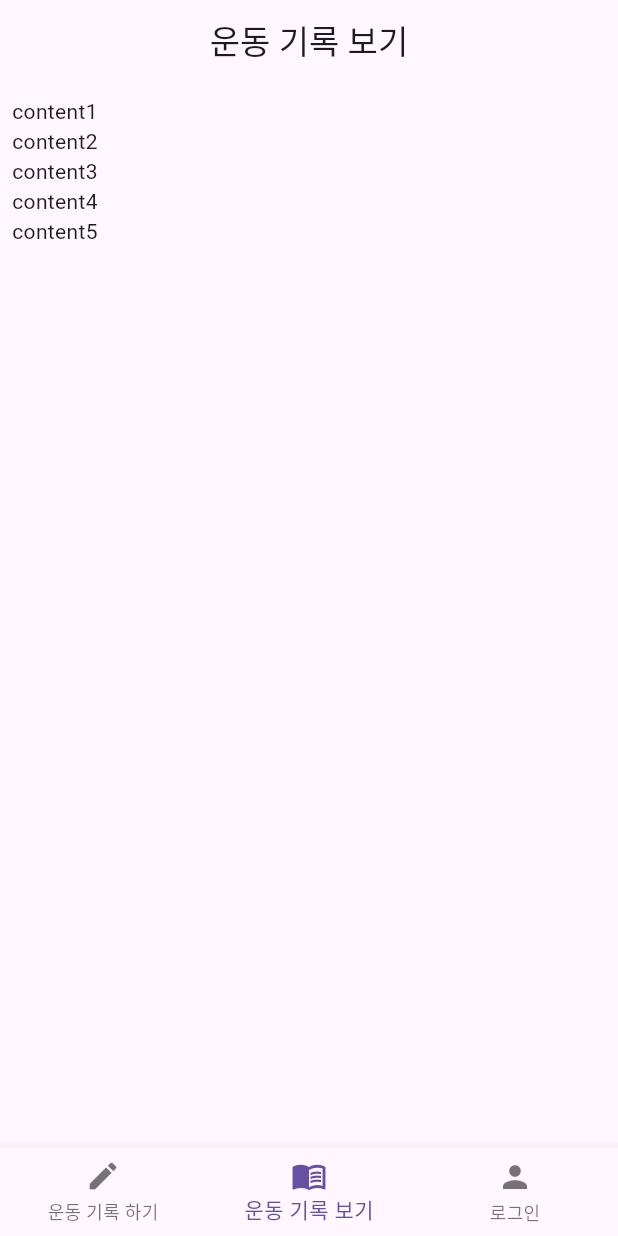
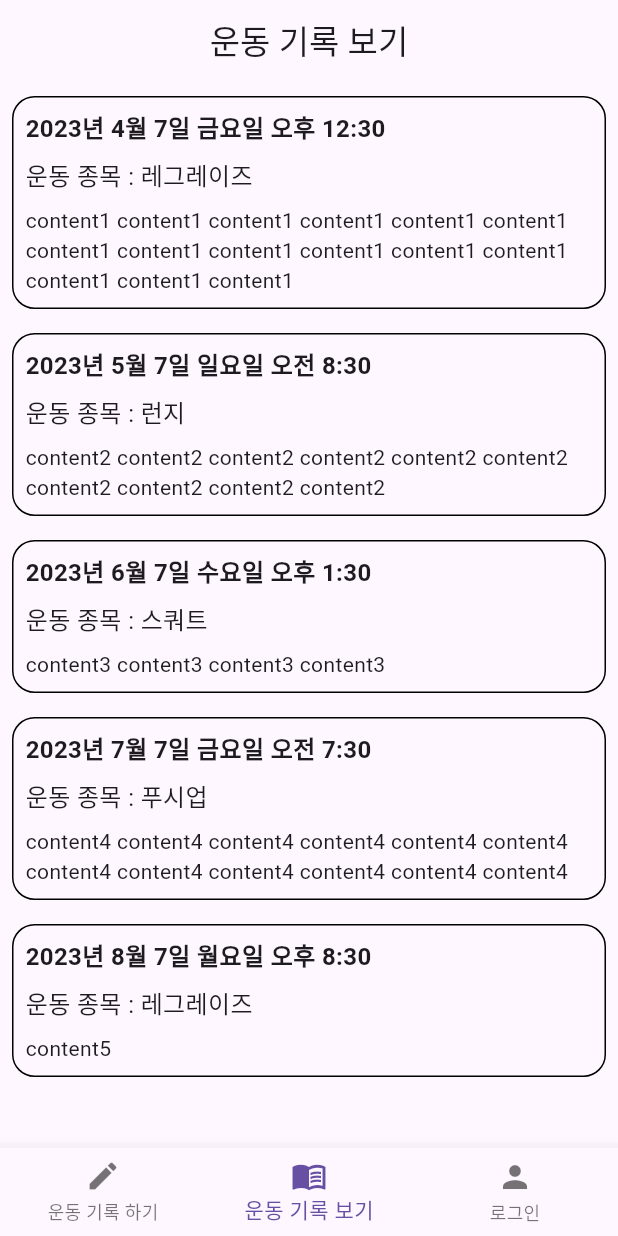
Before and after one commit to betrider/fittrix, a Flutter app: the RecordViewScreen screen opened by its route, on a phone screen of 412 x 824 dp. Run offline on Flutter 3.47's test engine with Material 2 defaults, Android fonts, the phone set to English and light mode, and no system bars; our stand-ins replace equatable, flutter_riverpod, fluttertoast, go_router, video_player; network calls fail.

Commit message:
intl 추가 및 record 등록 페이지 추가

```diff
--- a/lib/providers/record_provider.dart
+++ b/lib/providers/record_provider.dart
@@ -15,7 +15,7 @@ class RecordNotifier extends AsyncNotifier<List<Record>> {
     return ref.read(recordRepositoryProvider).searchRecords();
   }
 
-  void addRecord(Record record) async{
+  Future<void> addRecord(Record record) async{
     state = const AsyncValue.loading();
     try {
       var result = await ref.read(recordRepositoryProvider).addRecord(record);
--- a/lib/repositories/record_repository.dart
+++ b/lib/repositories/record_repository.dart
@@ -1,3 +1,4 @@
+import 'package:fittrix/utils/enums.dart';
 import 'package:flutter_riverpod/flutter_riverpod.dart';
 
 /// 운동기록 Repository Provider
@@ -47,11 +48,11 @@ class FakeRecordRepository implements RecordRepository {
   Future<List<Record>> searchRecords() async {
     print('운동기록 조회');
     return [
-      Record(createdAt: DateTime(2023, 4, 7, 12, 30), content: 'content1'),
-      Record(createdAt: DateTime(2023, 5, 7, 8, 30), content: 'content2'),
-      Record(createdAt: DateTime(2023, 6, 7, 13, 30), content: 'content3'),
-      Record(createdAt: DateTime(2023, 7, 7, 7, 30), content: 'content4'),
-      Record(createdAt: DateTime(2023, 8, 7, 20, 30), content: 'content5'),
+      Record(fitnessType: FitnessType.legRaise, createdAt: DateTime(2023, 4, 7, 12, 30), content: 'content1 content1 content1 content1 content1 content1 content1 content1 content1 content1 content1 content1 content1 content1 content1'),
+      Record(fitnessType: FitnessType.lunge, createdAt: DateTime(2023, 5, 7, 8, 30), content: 'content2 content2 content2 content2 content2 content2 content2 content2 content2 content2'),
+      Record(fitnessType: FitnessType.squat, createdAt: DateTime(2023, 6, 7, 13, 30), content: 'content3 content3 content3 content3'),
+      Record(fitnessType: FitnessType.pushUp, createdAt: DateTime(2023, 7, 7, 7, 30), content: 'content4 content4 content4 content4 content4 content4 content4 content4 content4 content4 content4 content4'),
+      Record(fitnessType: FitnessType.legRaise, createdAt: DateTime(2023, 8, 7, 20, 30), content: 'content5'),
     ];
   }
 }
@@ -60,12 +61,15 @@ class FakeRecordRepository implements RecordRepository {
 class Record {
   /// 아이디
   late final String id;
+  /// 타입
+  final FitnessType fitnessType;
   /// 제목
   final DateTime createdAt;
   /// 내용
   final String content;
 
   Record({
+    required this.fitnessType,
     required this.createdAt,
     required this.content,
   }){
--- a/lib/screens/record_view_screen.dart
+++ b/lib/screens/record_view_screen.dart
@@ -20,11 +20,31 @@ class RecordViewScreen extends ConsumerWidget {
           padding: const EdgeInsets.all(8),
           child: result.when(
             data: (data) {
-              return ListView.builder(
+              return ListView.separated(
                 itemCount: data.length,
                 itemBuilder: (context, index) {
                   var record = data[index];
-                  return Text(record.content);
+                  return Container(
+                    decoration: BoxDecoration(
+                      border: Border.all(),
+                      borderRadius: BorderRadius.circular(15)
+                    ),
+                    padding: const EdgeInsets.all(8),
+                    child: Column(
+                      crossAxisAlignment: CrossAxisAlignment.start,
+                      mainAxisSize: MainAxisSize.min,
+                      children: [
+                        Text(record.createdAt.toFullDateTimeString(), style: const TextStyle(fontSize: 16, fontWeight: FontWeight.w700),),
+                        const SizedBox(height: 8),
+                        Text('운동 종목 : ${record.fitnessType.toString()}', style: const TextStyle(fontSize: 16)),
+                        const SizedBox(height: 8),
+                        Text(record.content),
+                      ],
+                    ),
+                  );
+                },
+                separatorBuilder: (context, index) {
+                  return const SizedBox(height: 16);
                 },
               );
             },
--- /dev/null
+++ b/lib/utils/extensions/extensions.dart
@@ -0,0 +1,2 @@
+export 'context.dart';
+export 'datetime.dart';
--- a/lib/utils/utils.dart
+++ b/lib/utils/utils.dart
@@ -1,4 +1,4 @@
 export 'enums.dart';
-export 'extensions.dart';
+export 'extensions/extensions.dart';
 export 'utility.dart';
 export 'widgets/widgets.dart';
--- a/pubspec.yaml
+++ b/pubspec.yaml
@@ -41,6 +41,7 @@ dependencies:
   video_player: ^2.7.0
   cached_network_image: ^3.2.3
   fluttertoast: ^8.2.2
+  intl: ^0.18.0
 
 dev_dependencies:
   flutter_test:
@@ -53,6 +54,8 @@ dev_dependencies:
   # rules and activating additional ones.
   flutter_lints: ^2.0.0
   riverpod_lint: ^2.0.1
+  flutter_localizations:
+    sdk: flutter
 
 # For information on the generic Dart part of this file, see the
 # following page: https://dart.dev/tools/pub/pubspec
```
Also changed, not shown: lib/main.dart (+24 -0 lines), lib/screens/auth_screen.dart (+9 -7 lines), lib/screens/record_screen.dart (+65 -5 lines), lib/utils/extensions/datetime.dart (added, +326 -0 lines), lib/utils/utility.dart (+12 -2 lines), lib/utils/extensions/context.dart (renamed from lib/utils/extensions.dart), pubspec.lock.
